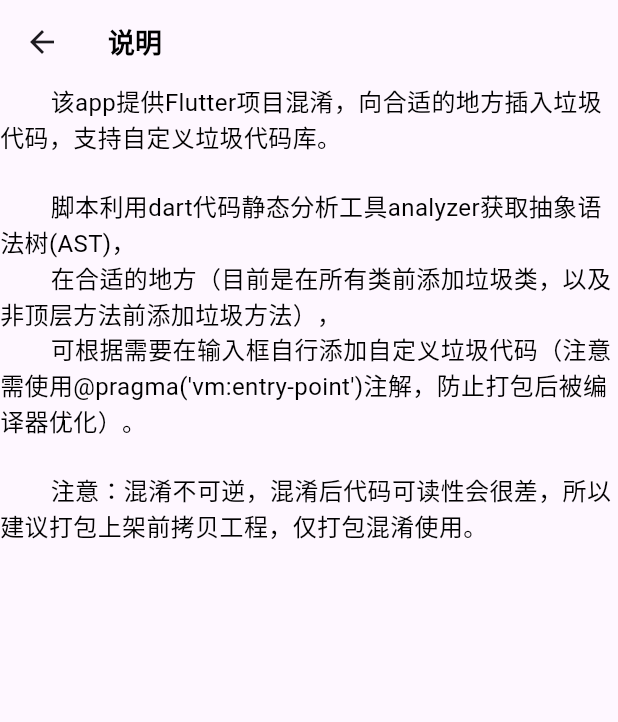
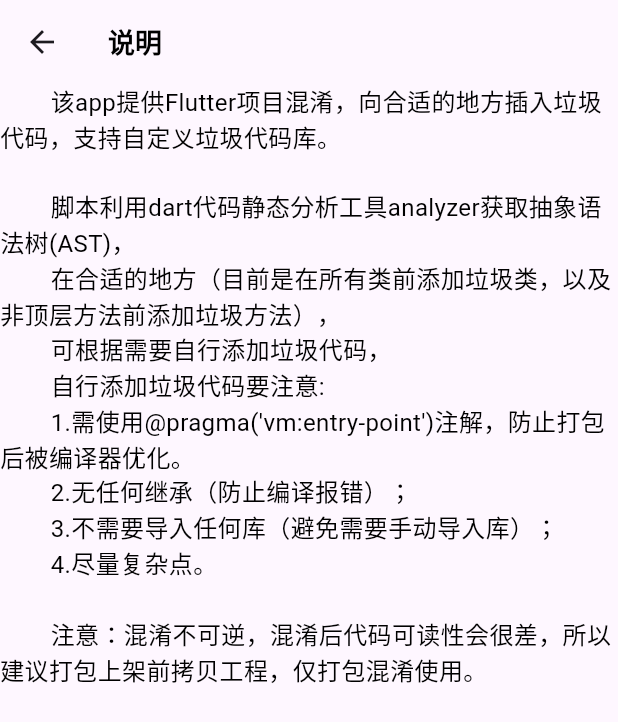
Before and after one commit to A1129434577/lb_flutter_confusion, a Flutter app: the ReadmePage screen opened directly, on a phone screen of 412 x 824 dp. Shown: the top 722 px of the screen. Run offline on Flutter 3.47's test engine with Material 3 defaults, Android fonts, the light colour scheme and no system bars; our stand-ins replace file_picker; missing offline and left inert: analyzer.

Commit message:
优化注释

```diff
--- a/lib/home_page.dart
+++ b/lib/home_page.dart
@@ -198,7 +198,7 @@ class _HomePageState extends State<HomePage> {
     return Scaffold(
       appBar: AppBar(
         title: Text(
-          'LB Flutter Confusion',
+          'Flutter Confusion',
           style: TextStyle(
             fontSize: 18,
             fontWeight: FontWeight.w600,
--- a/lib/readme_page.dart
+++ b/lib/readme_page.dart
@@ -23,7 +23,12 @@ class ReadmePage extends StatelessWidget {
 
         脚本利用dart代码静态分析工具analyzer获取抽象语法树(AST)，
         在合适的地方（目前是在所有类前添加垃圾类，以及非顶层方法前添加垃圾方法），
-        可根据需要在输入框自行添加自定义垃圾代码（注意需使用@pragma('vm:entry-point')注解，防止打包后被编译器优化）。
+        可根据需要自行添加垃圾代码，
+        自行添加垃圾代码要注意:
+        1.需使用@pragma('vm:entry-point')注解，防止打包后被编译器优化。
+        2.无任何继承（防止编译报错）；
+        3.不需要导入任何库（避免需要手动导入库）；
+        4.尽量复杂点。
 
         注意：混淆不可逆，混淆后代码可读性会很差，所以建议打包上架前拷贝工程，仅打包混淆使用。
         ''',
```
Also changed, not shown: 2 other files.
